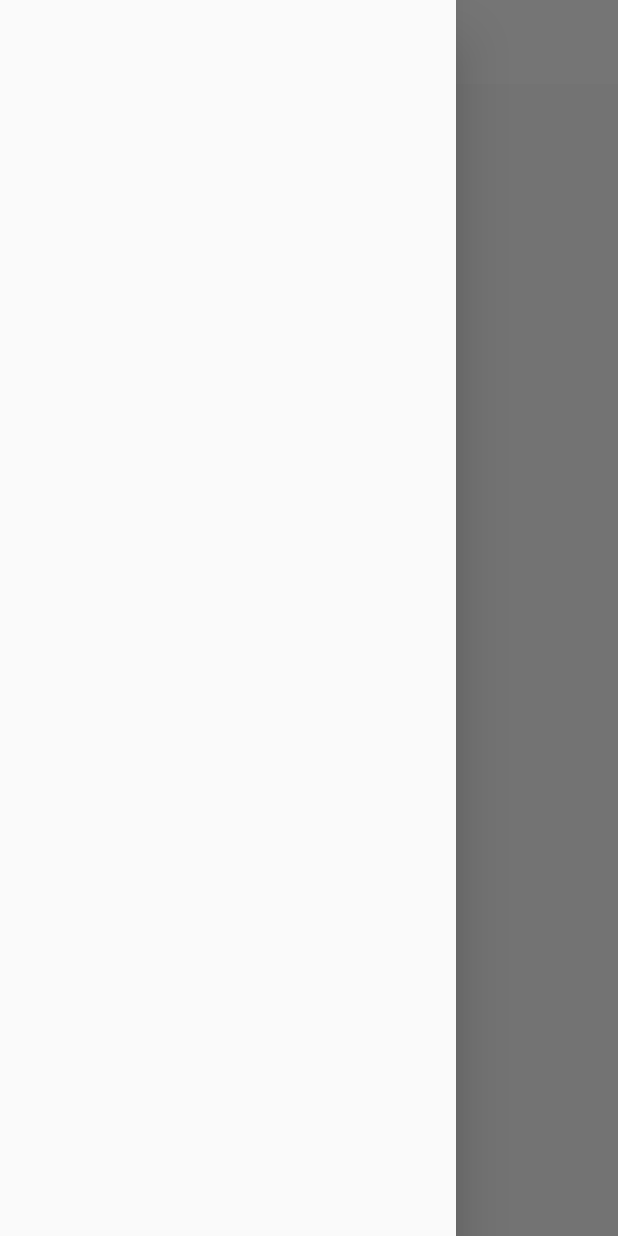
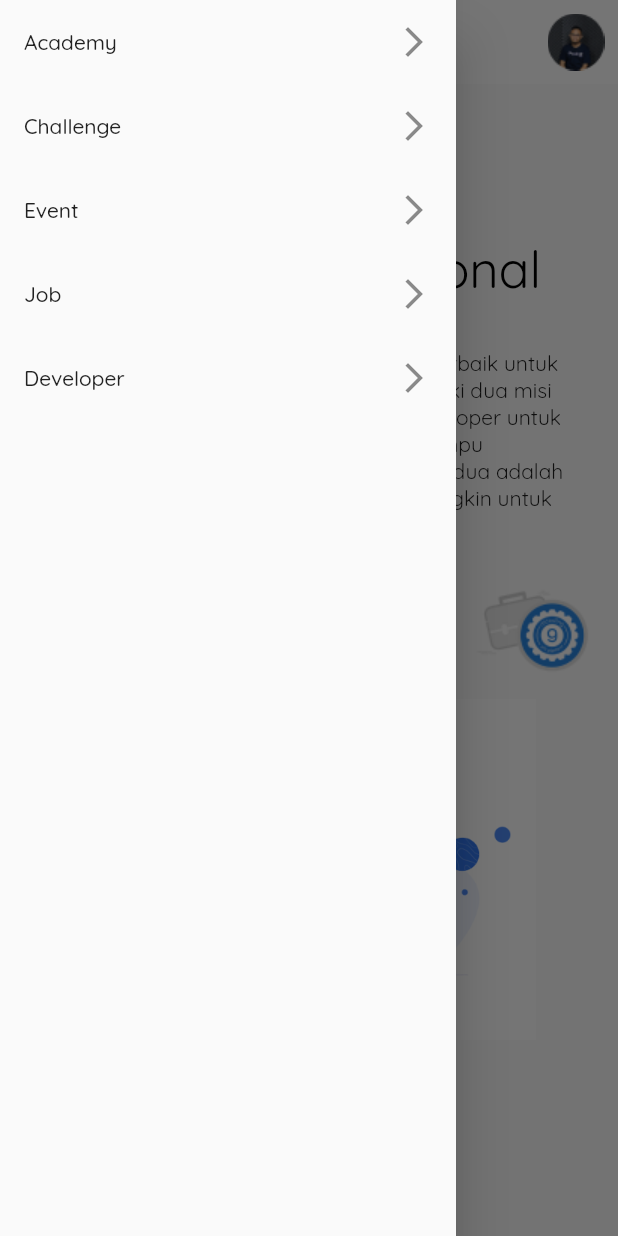
Before and after one commit to alfianyusufabdullah/dicoding-hummingbird, a Flutter app: the screen it shows after launch, with the side drawer open, on a phone screen of 412 x 824 dp. Run offline on Flutter 3.47's test engine with Material 2 defaults, Android fonts, the phone set to English and light mode, and no system bars; missing offline and left inert: dart:html.

Commit message:
add small screen view & make headline constants

```diff
--- a/lib/big_screen.dart
+++ b/lib/big_screen.dart
@@ -1,6 +1,7 @@
 import 'dart:html';
 
 import 'package:flutter/material.dart';
+import 'package:flutter_web/constants.dart';
 import 'package:flutter_web/responsive_widget.dart';
 
 class BigScreen extends StatefulWidget {
@@ -56,7 +57,7 @@ class _BigScreenState extends State<BigScreen> {
                       crossAxisAlignment: crossAxisAlignmentResponsive,
                       children: [
                         Text(
-                          "Bangun Karirmu Sebagai\nDeveloper Profesional",
+                          kDicodingHeadline,
                           textAlign: textAlignResponsive,
                           style: TextStyle(
                             fontSize: 40,
@@ -73,7 +74,7 @@ class _BigScreenState extends State<BigScreen> {
                                     ? 1.3
                                     : 2),
                             child: Text(
-                              "Visi dicoding adalah menjadi jaringan terbaik untuk developer di Indonesia. Dicoding memiliki dua misi utama. Pertama adalah membantu developer untuk menjadi entrepreneur yang mampu mengembangkan produk kelas dunia. Kedua adalah melahirkan talent digital sebanyak mungkin untuk industry IT di Indonesia.",
+                              kDicodingSubHeadline,
                               style: TextStyle(
                                   fontSize: 17, color: Colors.black54),
                               textAlign: textAlignResponsive,
--- /dev/null
+++ b/lib/constants.dart
@@ -0,0 +1,3 @@
+String kDicodingHeadline = 'Bangun Karirmu Sebagai\nDeveloper Profesional';
+String kDicodingSubHeadline =
+    'Visi dicoding adalah menjadi jaringan terbaik untuk developer di Indonesia. Dicoding memiliki dua misi utama. Pertama adalah membantu developer untuk menjadi entrepreneur yang mampu mengembangkan produk kelas dunia. Kedua adalah melahirkan talent digital sebanyak mungkin untuk industry IT di Indonesia.';
--- a/lib/small_screen.dart
+++ b/lib/small_screen.dart
@@ -1,4 +1,8 @@
+import 'dart:html';
+
+import 'package:flutter/cupertino.dart';
 import 'package:flutter/material.dart';
+import 'package:flutter_web/constants.dart';
 
 class SmallScreen extends StatelessWidget {
   @override
@@ -8,7 +12,7 @@ class SmallScreen extends StatelessWidget {
         backgroundColor: Colors.white,
         elevation: 0.0,
         title: Text(
-          "Dicoding Home",
+          'Dicoding Home',
           style: TextStyle(
             color: Colors.black,
           ),
@@ -16,8 +20,73 @@ class SmallScreen extends StatelessWidget {
         iconTheme: IconThemeData(
           color: Colors.black54,
         ),
+        actions: [
+          Image.asset('asset/img/profil.png'),
+        ],
       ),
-      drawer: Drawer(),
+      drawer: Drawer(
+        child: ListView(
+          children: [
+            _menuTile('Academy'),
+            _menuTile('Challenge'),
+            _menuTile('Event'),
+            _menuTile('Job'),
+            _menuTile('Developer'),
+          ],
+        ),
+      ),
+      body: Column(
+        children: [
+          Padding(
+            padding: const EdgeInsets.all(16.0),
+            child: Text(
+              kDicodingHeadline,
+              style: Theme.of(context)
+                  .textTheme
+                  .headline4
+                  .copyWith(color: Colors.black),
+            ),
+          ),
+          Padding(
+            padding:
+                const EdgeInsets.symmetric(horizontal: 32.0, vertical: 16.0),
+            child: Text(
+              kDicodingSubHeadline,
+              textAlign: TextAlign.center,
+            ),
+          ),
+          Padding(
+            padding: const EdgeInsets.symmetric(vertical: 8.0),
+            child: Row(
+              mainAxisAlignment: MainAxisAlignment.center,
+              children: [
+                _pilarItem("asset/img/home-thumb-challenge.png"),
+                _pilarItem("asset/img/home-thumb-event.png"),
+                _pilarItem("asset/img/home-thumb-academy.png"),
+                _pilarItem("asset/img/home-thumb-job.png"),
+              ],
+            ),
+          ),
+          Image.asset(
+            "asset/img/bottom.png",
+            scale: 2,
+          ),
+        ],
+      ),
     );
   }
 }
+
+Widget _menuTile(String title) {
+  return ListTile(
+    title: Text(title),
+    trailing: Icon(Icons.arrow_forward_ios),
+  );
+}
+
+Widget _pilarItem(String path) {
+  return Padding(
+    padding: const EdgeInsets.symmetric(horizontal: 8.0),
+    child: Image.asset(path),
+  );
+}
```
